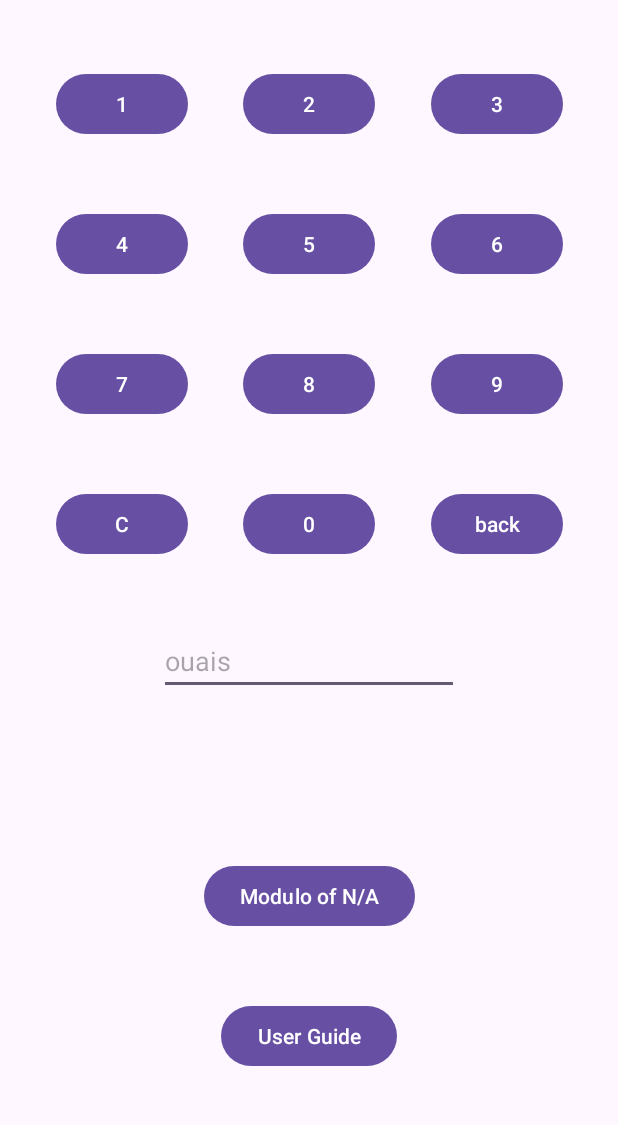
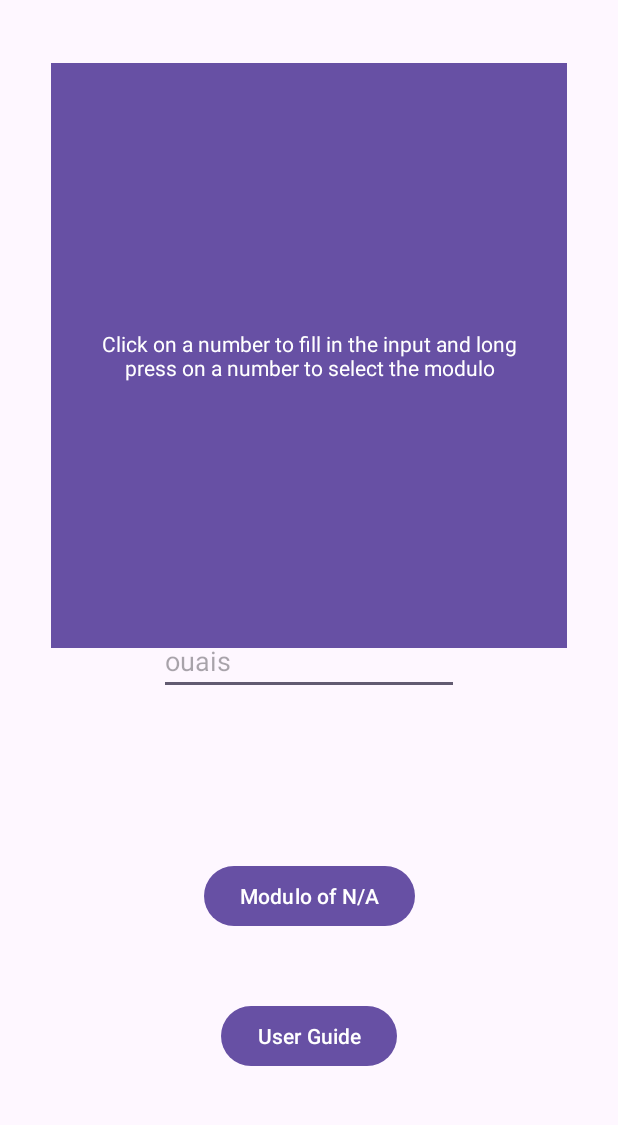
Before and after one commit to axelvuillaume/MathInspectorTP3, an Android app: the screen it shows after launch (MainActivity), after a tap on "User Guide", on a phone screen of 412 x 824 dp, the part 96-1221 px from its top. Run offline under Robolectric (Android 15) with nearby library versions, the phone set to English and light mode, and no system bars.

Commit message:
Fixe fragment

```diff
--- a/app/src/main/java/com/example/mathinspectortp3/MainActivity.java
+++ b/app/src/main/java/com/example/mathinspectortp3/MainActivity.java
@@ -9,6 +9,7 @@ import android.widget.Toast;
 
 import androidx.annotation.NonNull;
 import androidx.appcompat.app.AppCompatActivity;
+import androidx.fragment.app.Fragment;
 import androidx.fragment.app.FragmentManager;
 import androidx.fragment.app.FragmentTransaction;
 
@@ -37,10 +38,18 @@ public class MainActivity extends AppCompatActivity {
         binding.userGuide.setOnClickListener(new View.OnClickListener() {
             @Override
             public void onClick(View v) {
-                MyFragment myFragment = new MyFragment();
                 FragmentManager manager = getSupportFragmentManager();
-                FragmentTransaction transaction  = manager.beginTransaction().add(R.id.fragment, myFragment, "myfragment");  // .addToBackStack(null);
-                transaction.commit();
+                Fragment myFragment = manager.findFragmentByTag("myfragment");
+
+                if (myFragment != null) {
+                    FragmentTransaction transaction = manager.beginTransaction();
+                    transaction.remove(myFragment);
+                    transaction.commit();
+                } else {
+                    myFragment = new MyFragment();
+                    FragmentTransaction transaction = manager.beginTransaction().add(R.id.fragment, myFragment, "myfragment");
+                    transaction.commit();
+                }
             }
         });
 
--- a/app/src/main/res/layout-land/activity_main.xml
+++ b/app/src/main/res/layout-land/activity_main.xml
@@ -183,8 +183,18 @@
         app:layout_constraintStart_toEndOf="@id/buttonBack"
         app:layout_constraintTop_toBottomOf="@id/userGuide"
         app:layout_constraintBottom_toBottomOf="parent"
-        android:text="Result : "
         />
+
+    <androidx.fragment.app.FragmentContainerView
+        android:id="@+id/fragment"
+        android:layout_width="514dp"
+        android:layout_height="311dp"
+        app:layout_constraintBottom_toBottomOf="parent"
+        app:layout_constraintEnd_toEndOf="parent"
+        app:layout_constraintHorizontal_bias="0.073"
+        app:layout_constraintStart_toStartOf="parent"
+        app:layout_constraintTop_toTopOf="parent"
+        app:layout_constraintVertical_bias="0.84" />
 
 
 </androidx.constraintlayout.widget.ConstraintLayout>
--- a/app/src/main/res/layout/activity_main.xml
+++ b/app/src/main/res/layout/activity_main.xml
@@ -17,6 +17,8 @@
         app:layout_constraintTop_toTopOf="@id/main"
         app:title="Math Inspector"
         android:layout_marginBottom="20dp"/>
+
+
 
 
     <com.google.android.material.button.MaterialButton
@@ -187,5 +189,15 @@
         android:text="User Guide"
          />
 
+    <androidx.fragment.app.FragmentContainerView
+        android:id="@+id/fragment"
+        android:layout_width="344dp"
+        android:layout_height="390dp"
+        app:layout_constraintBottom_toBottomOf="parent"
+        app:layout_constraintEnd_toEndOf="parent"
+        app:layout_constraintStart_toStartOf="parent"
+        app:layout_constraintTop_toTopOf="parent"
+        app:layout_constraintVertical_bias="0.244" />
+
 
 </androidx.constraintlayout.widget.ConstraintLayout>
--- a/app/src/main/res/layout/my_fragment.xml
+++ b/app/src/main/res/layout/my_fragment.xml
@@ -5,14 +5,18 @@
     xmlns:app="http://schemas.android.com/apk/res-auto">
 
 
-    <androidx.fragment.app.FragmentContainerView
-        android:id="@+id/fragment"
+    <TextView
+        android:id="@+id/textView"
         app:layout_constraintTop_toTopOf="parent"
         app:layout_constraintBottom_toBottomOf="parent"
         app:layout_constraintStart_toStartOf="parent"
         app:layout_constraintEnd_toEndOf="parent"
-        android:layout_width="250dp"
-        android:layout_height="350dp"
+        android:layout_width="match_parent"
+        android:layout_height="match_parent"
+        android:text="Click on a number to fill in the input and long press on a number to select the modulo"
+        android:textColor="@color/white"
+        android:padding="20dp"
+        android:gravity="center"
         android:background="?colorPrimary" />
 
 </androidx.constraintlayout.widget.ConstraintLayout>
```
